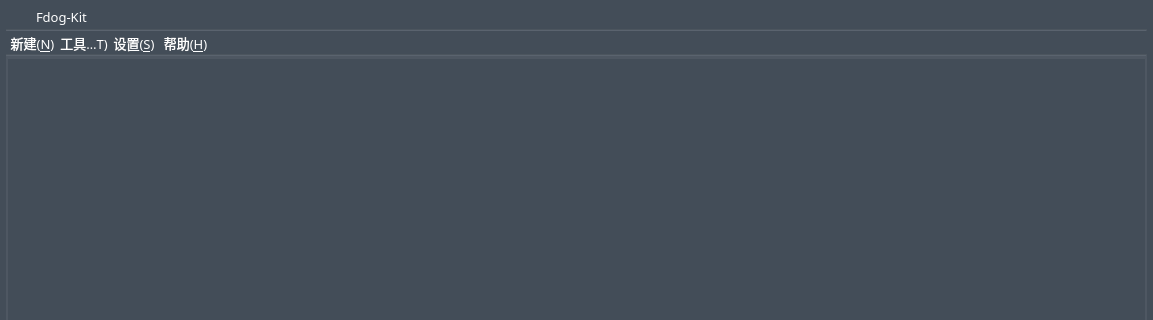
First picture: the form in mainwindow.ui, repository HuaGouFdog/Fdog-Kit, before the edit; both pictures show x 0 to 1153 and y 0 to 320 of the 1153 by 824 pixel window.
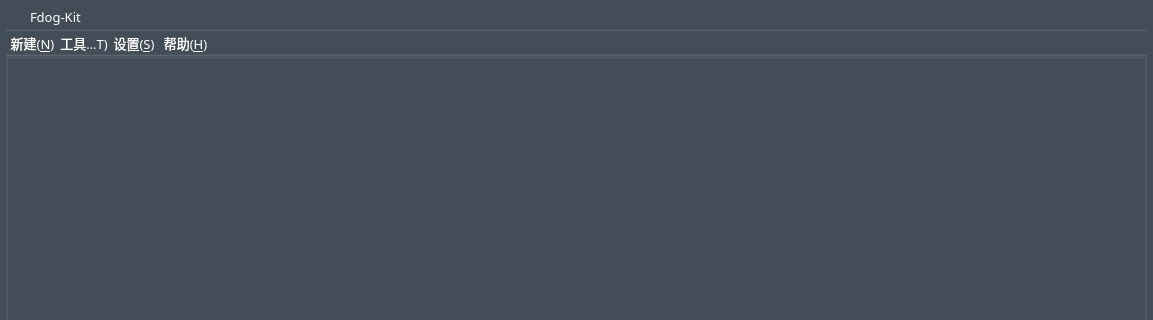
Second picture: the form after the edit. Icons and pictures are not drawn.

What changed in the file:
```diff
--- a/mainwindow.ui
+++ b/mainwindow.ui
@@ -83,13 +83,13 @@
         <number>4</number>
        </property>
        <property name="leftMargin">
-        <number>6</number>
+        <number>0</number>
        </property>
        <property name="topMargin">
         <number>1</number>
        </property>
        <property name="rightMargin">
-        <number>6</number>
+        <number>0</number>
        </property>
        <property name="bottomMargin">
         <number>2</number>
```
